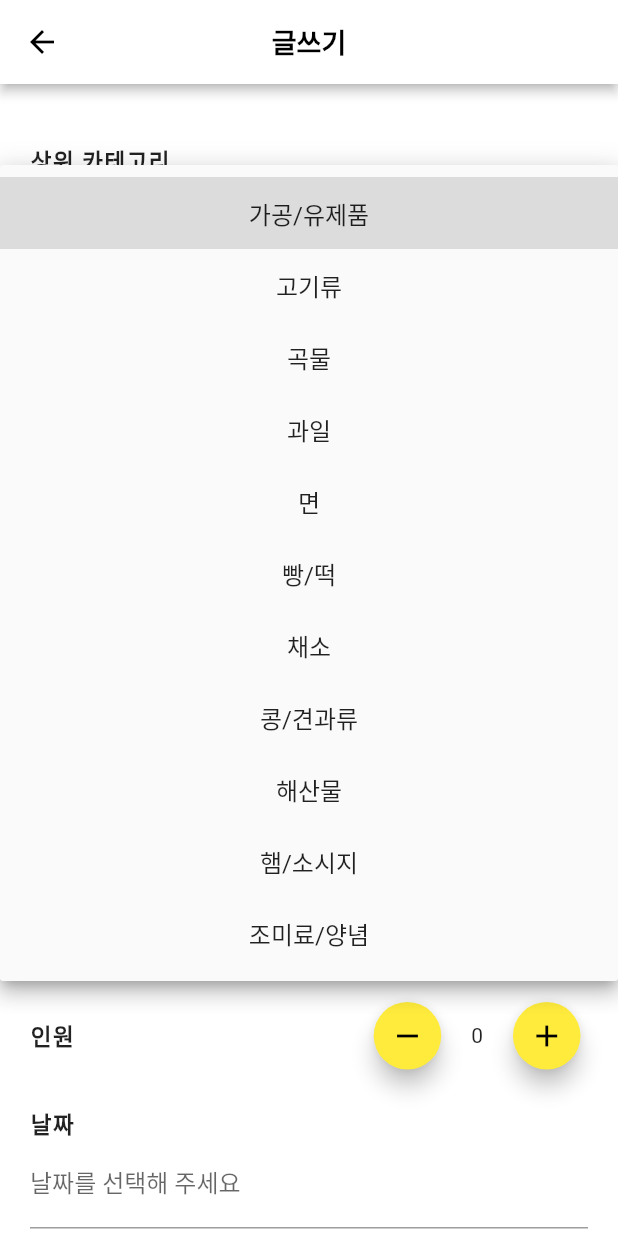
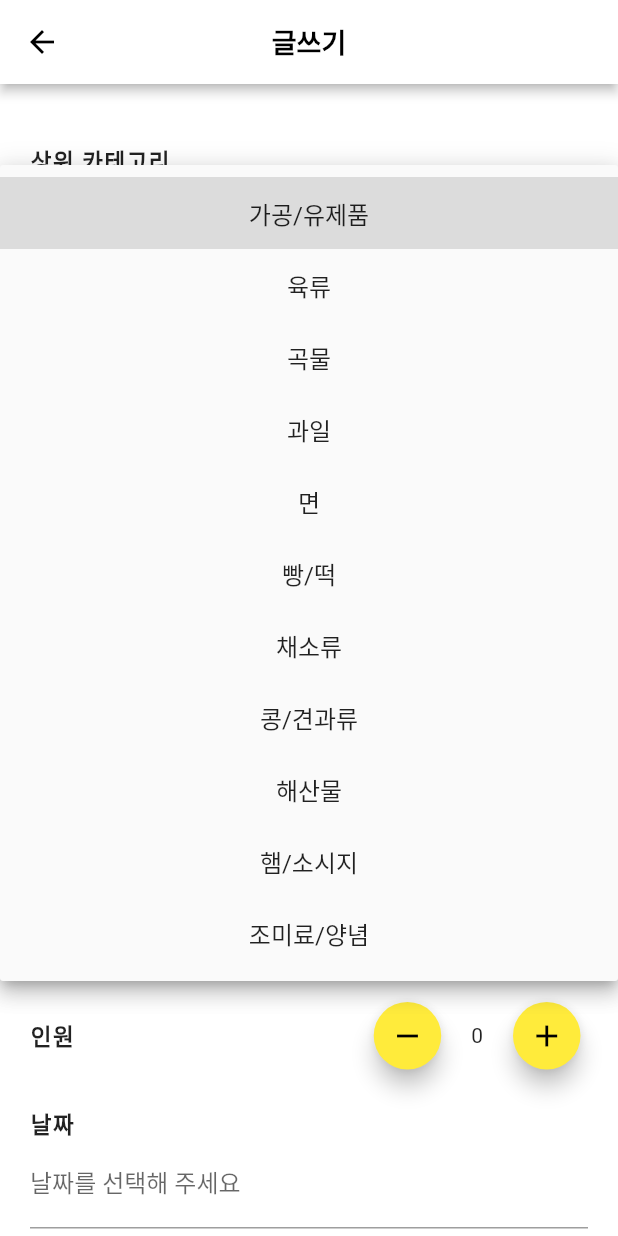
Before and after one commit to 2022EvenBetter/HomeAloneRecipe, a Flutter app: the GroupBuying screen opened directly, after a tap on "상위 카테고리를 선택해주세요", on a phone screen of 412 x 824 dp. Run offline on Flutter 3.47's test engine with Material 2 defaults, Android fonts, the phone set to English and light mode, and no system bars; our stand-ins replace cached_network_image, cloud_firestore, dropdown_button2, firebase_auth, firebase_core, firebase_database and 5 more; missing offline and left inert: bottom_drawer, dart:ffi, xml2json; accounts and stored records are empty.

Commit message:
Fix: Match category.dart to /lib/assets/icons

```diff
--- a/lib/constants/category.dart
+++ b/lib/constants/category.dart
@@ -1,21 +1,20 @@
-final List<String> upperCategoryList = ['가공/유제품', '고기류', '곡물', '과일', '면' ,'빵/떡', '채소','콩/견과류','해산물','햄/소시지','조미료/양념'];
+final List<String> upperCategoryList = ['가공/유제품', '육류', '곡물', '과일', '면' ,'빵/떡', '채소류','콩/견과류','해산물','햄/소시지','조미료/양념'];
 
 String selectedUpper = '가공/유제품';
 
-final List<String> processedFoodList=['계란', '참치캔', '모짜렐라치즈', '체다치즈', '옥수수콘', '버터'];
-final List<String>  meatList=['닭고기','돼지고기','소고기'];
+final List<String> processedFoodList=['계란', '참치캔', '모짜렐라치즈', '우유', '옥수수콘', '버터', '슬라이스치즈', '어묵'];
+final List<String>  meatList=['닭고기','돼지고기','소고기','곱창','다짐육','양','장조림'];
 final List<String>  grainList=['감자', '고구마', '밀가루', '빵가루', '부침가루', '옥수수', '찹쌀가루', '쌀'];
-final List<String>  fruitList=['감', '체리', '사과', '아보카도', '바나나', '오렌지', '건포도', '귤', '딸기'];
+final List<String>  fruitList=['감', '체리', '사과', '아보카도', '바나나', '오렌지', '건포도', '딸기', '레몬', '배', '자몽', '키위', '파인애플', '포도'];
 final List<String>  noodleList=['칼국수면', '파스타면', '우동면', '소면', '당면', '라면'];
-final List<String>  breadList=['떡', '식빵', '떡국떡'];
-final List<String>  vegetableList=['가지','고추','김치','깻잎', '당근', '대파', '마늘', '무', '배추', '브로콜리', '상추', '샐러리',
-'시금치', '양배추', '양송이버섯', '양파', '오이', '콩나물', '토마토', '파프리카', '호박', '팽이버섯', '표고버섯'];
+final List<String>  breadList=['식빵', '떡국떡'];
+final List<String>  vegetableList=['가지','감자','검은콩','고추','김치','깻잎','당근','대파','마늘','무','바질','배추','버섯','브로콜리','비트','상추',
+  '샐러리','생강','시금치','아스파라거스','애호박','양배추','양송이버섯','양파','오이','청경채','케일','콩','콩나물','토마토','파','파슬리','파프리카','팽이버섯','표고버섯','피망','호박'];
 final List<String>  beanList=['깨', '두부', '콩', '아몬드', '호두', '청국장'];
-final List<String>  seaFoodList=['갈치','게맛살', '고등어', '골뱅이', '굴', '꽁치', '낙지', '다시마', '새우', '동태',
-'멸치', '명태', '문어', '미역', '조개', '오징어', '전복', '조기', '쭈꾸미'];
+final List<String>  seaFoodList=['갈치','게맛살','고등어','골뱅이','굴','꽁치','낙지','다시마','동태','멸치','문어','미역','새우','오징어','전복','조개','조기','쭈꾸미'];
 final List<String>  hamList=['베이컨', '비엔나소시지', '소시지', '햄'];
-final List<String>  seasoningList=['간장', '고추장', '고춧가루', '굴소스', '소금', '다진마늘', '멸치액젓',
-'설탕','소금','식초','쌈장','올리브유','케첩','마요네즈','후추','쇠고기 다시다','카레가루','참기름','된장'];
+final List<String>  seasoningList=['간장','고추장','고춧가루','굴소스','다진마늘','된장','마요네즈','멸치액젓', '설탕','소금',
+  '쇠고기 다시다','식초','쌈장','올리브유','참기름','카레가루','케첩','후추'];
 final List<String> errorList=['다시 선택해주세요'];
 
 List<String> setLowerCategory(String? selected){
```
Also changed, not shown: pubspec.lock.
